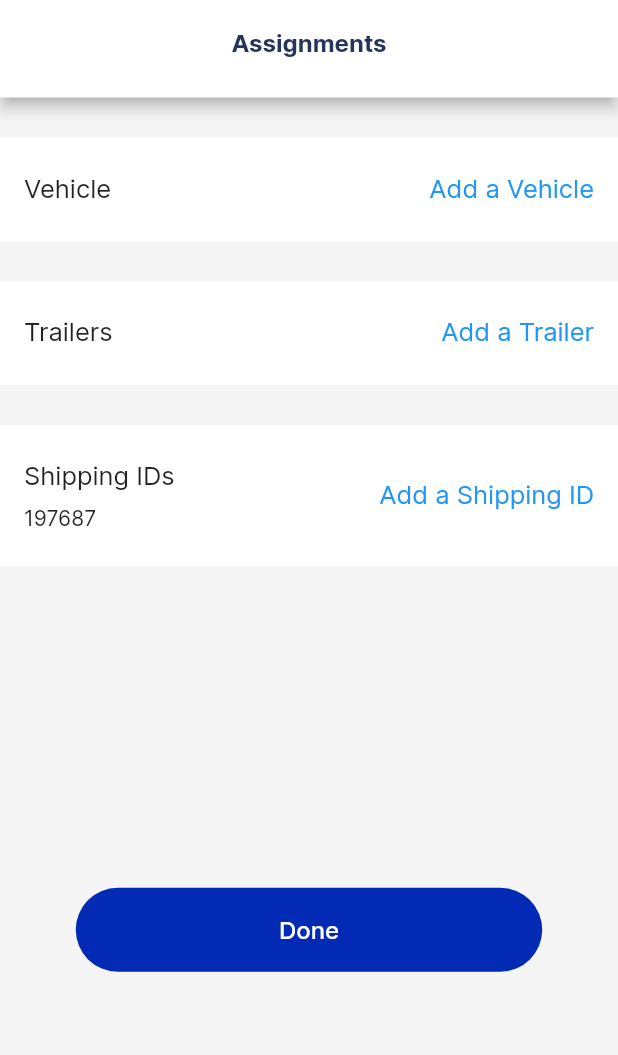
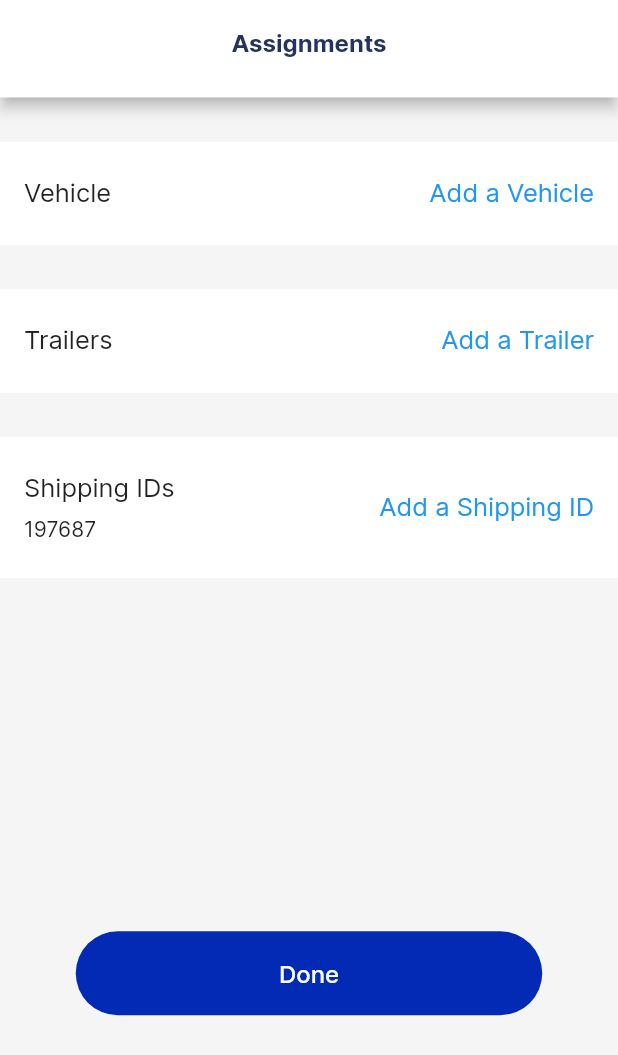
Before and after one commit to jamesnq/navus_app, a Flutter app: the screen it shows after launch, after a tap on "Login", on a phone screen of 412 x 824 dp. Shown: the top 1055 px of the screen. Run offline on Flutter 3.47's test engine with Material 2 defaults, Android fonts, the phone set to English and light mode, and no system bars; our stand-ins replace flutter_svg.

Commit message:
anh nghi cuu em T.T

```diff
--- a/lib/login_screen.dart
+++ b/lib/login_screen.dart
@@ -13,6 +13,7 @@ class LoginScreen extends StatefulWidget {
 }
 
 class _LoginScreenState extends State<LoginScreen> {
+  final GlobalKey<FormState> formkey = GlobalKey<FormState>();
   TextEditingController? usernameController;
   TextEditingController? passwordController;
   String username = "none";
@@ -46,7 +47,7 @@ class _LoginScreenState extends State<LoginScreen> {
           child: Center(
             child: Column(
               children: [
-                const Spacer(flex: 6),
+                const Spacer(flex: 6), //6
                 SvgPicture.asset(assets_logo, alignment: Alignment.center),
                 const Spacer(flex: 1),
                 const Text(
@@ -57,7 +58,7 @@ class _LoginScreenState extends State<LoginScreen> {
                   ),
                 ),
                 const Spacer(flex: 1),
-                const TextFieldCustom(
+                TextFieldCustom(
                   placeholder: "Fleet ID",
                   leafIcon: assets_id,
                 ),
@@ -85,7 +86,7 @@ class _LoginScreenState extends State<LoginScreen> {
                     ),
                   ),
                 ),
-                const Spacer(flex: 5),
+                const Spacer(flex: 5),//5
                 RoundedButton(
                   text: "Login",
                   onPressed: () {
@@ -94,7 +95,7 @@ class _LoginScreenState extends State<LoginScreen> {
                     Navigator.push(context, route);
                   },
                 ),
-                const Spacer(flex: 3),
+                const Spacer(flex: 3),//3
               ],
             ),
           ),
--- /dev/null
+++ b/lib/text_validation.dart
@@ -0,0 +1,5 @@
+bool validateStructure({required String value}){
+  String textPattern = r'^.{8,}$';
+  RegExp regExp = new RegExp(textPattern);
+  return regExp.hasMatch(value);
+}
--- a/lib/vehicle_assignment_screen.dart
+++ b/lib/vehicle_assignment_screen.dart
@@ -33,7 +33,7 @@ class _VehiCleAssignmentScreenState extends State<VehiCleAssignmentScreen> {
           ),
         ),
       ),
-      body: SingleChildScrollView(
+      body: Container(
         child: SizedBox(
           height: size.height,
           width: size.width,
@@ -53,7 +53,7 @@ class _VehiCleAssignmentScreenState extends State<VehiCleAssignmentScreen> {
                 ),
                 const Spacer(flex: 8),
                 RoundedButton(text: "Done", onPressed: () {}),
-                const Spacer(flex: 9),
+                const Spacer(flex: 5),
               ],
             ),
           ),
--- a/lib/widget/text_field.dart
+++ b/lib/widget/text_field.dart
@@ -1,13 +1,13 @@
 import 'package:flutter/material.dart';
 import 'package:flutter_svg/svg.dart';
 import 'package:navus_app/constain.dart';
+import 'package:navus_app/text_validation.dart';
 
 class TextFieldCustom extends StatefulWidget {
   final String leafIcon;
   final bool isPassword;
   final String placeholder;
-
-  const TextFieldCustom({
+  TextFieldCustom({
     Key? key,
     required this.leafIcon,
     this.isPassword = false,
@@ -21,34 +21,19 @@ class TextFieldCustom extends StatefulWidget {
 
 class _TextFieldState extends State<TextFieldCustom> {
   bool showPassword = false;
-  final GlobalKey<FormState> _formkey = GlobalKey<FormState>();
+  String? usernameError;
+  String? passwordError;
 
   @override
   Widget build(BuildContext context) {
     Size size = MediaQuery.of(context).size;
-    RegExp regex = RegExp(r'^(?=.*?[A-Z])(?=.*?[a-z])(?=.*?[0-9])(?=.*?[!@#\$&*~]).{8,}$');
 
-    return Form(
-      key: _formkey,
-      child: SizedBox(
+    return SizedBox(
         width: size.width * 0.9,
-        child: TextFormField(
-          obscureText: !showPassword,
-          validator: (value) {
-            if(value.isNotEmpty && value.length < 8) {
-              if(widget.isPassword) {
-                if(!regex.hasMatch(value)) {
-                  return 'Password must contain 8 digits and have at least 1 Upper case, 1 Numeric Number and 1 Speacial Character';
-                } else {
-                  return null;
-                }
-              }
-              return 'Please enter at least 8 digit';
-            } else {
-              return 'Please enter the required field';
-            }
-          },
+        child: TextField(
+          obscureText: widget.isPassword ? !showPassword : showPassword,
           decoration: InputDecoration(
+            errorText: widget.isPassword ? passwordError : usernameError,
             border: const UnderlineInputBorder(
               borderSide: BorderSide(
                 style: BorderStyle.solid,
@@ -81,9 +66,26 @@ class _TextFieldState extends State<TextFieldCustom> {
               color: textColor,
               fontSize: 14,
             ),
+
           ),
+          onChanged: (value) {
+            setState(() {
+
+            });
+          },
         ),
-      ),
-    );
+      );
+
+
+  }
+
+  validate() {
+    if(!validateStructure(value: widget.controller.text)){
+      setState(() {
+        usernameError = "Please enter 8 digits";
+      });
+      return;
+    };
+
   }
 }
```
